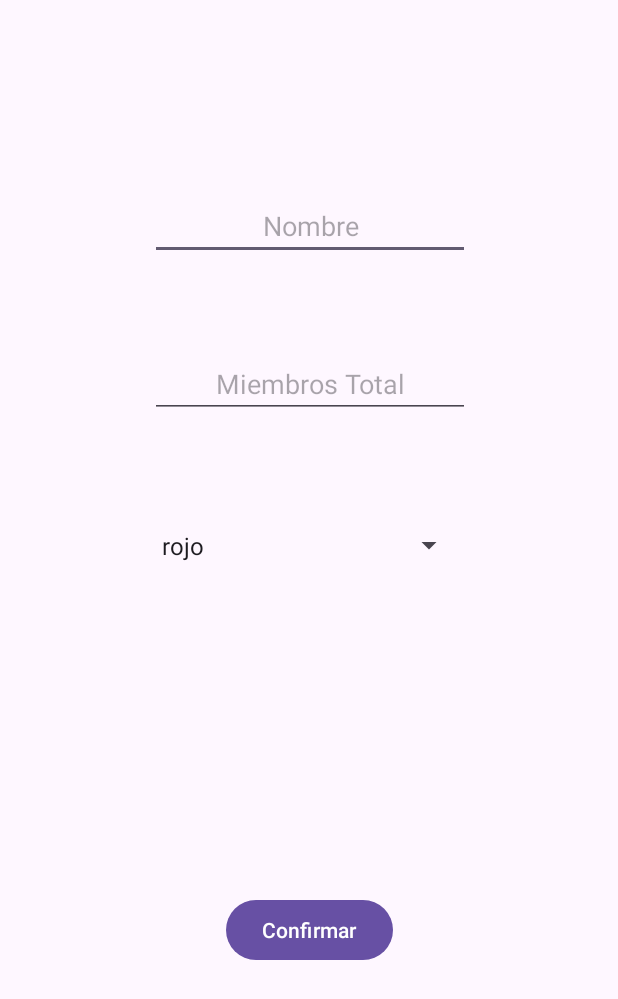
After one commit to WINDOWEXPRESS/ASPracticas, an Android app: the CrearMonstruo screen opened directly, with no data from a screen before it, on a phone screen of 412 x 824 dp. The commit adds this screen. Shown: the top 999 px of the screen. Run offline under Robolectric (Android 15) with nearby library versions, the phone set to English and light mode, and no system bars.

Commit message:
"Falta cosa en METALSLUG4 y monstruo en casa"

```diff
--- /dev/null
+++ b/app/src/main/java/com/example/aspracticas/ut03/u3e8/CrearMonstruo.java
@@ -0,0 +1,41 @@
+package com.example.aspracticas.ut03.u3e8;
+
+import androidx.appcompat.app.AppCompatActivity;
+
+import android.content.Intent;
+import android.os.Bundle;
+import android.widget.Button;
+import android.widget.EditText;
+import android.widget.Spinner;
+
+import com.example.aspracticas.R;
+
+public class CrearMonstruo extends AppCompatActivity {
+    public static final String CLAVE_SERIALIZABLE = "DASDASDASDq";
+    EditText nombre, numeroMiebros;
+    Spinner color;
+    Button confirmar;
+
+    @Override
+    protected void onCreate(Bundle savedInstanceState) {
+        super.onCreate(savedInstanceState);
+        setContentView(R.layout.u3a8_crear_monstruo);
+
+        nombre = findViewById(R.id.u3a8_eText_Nombre);
+        color = findViewById(R.id.u3a8_spn_color);
+        numeroMiebros = findViewById(R.id.u3a8_eText_Miembros);
+
+        confirmar = findViewById(R.id.u3a8_bt_Confirmar);
+
+        confirmar.setOnClickListener(v -> {
+            if(!nombre.getText().toString().isEmpty() &&
+            !numeroMiebros.getText().toString().isEmpty() && !color.getSelectedItem().toString().isEmpty()){
+                Monstruo monstruo = new Monstruo(nombre.getText().toString(),
+                        Integer.parseInt(numeroMiebros.getText().toString()), color.getSelectedItem().toString());
+                Intent datos = new Intent(this, DibujarMonstruo.class);
+                datos.putExtra(CLAVE_SERIALIZABLE, monstruo);
+                startActivity(datos);
+            }
+        });
+    }
+}
--- /dev/null
+++ b/app/src/main/res/layout/u3a8_crear_monstruo.xml
@@ -0,0 +1,57 @@
+<?xml version="1.0" encoding="utf-8"?>
+<androidx.constraintlayout.widget.ConstraintLayout xmlns:android="http://schemas.android.com/apk/res/android"
+    xmlns:app="http://schemas.android.com/apk/res-auto"
+    xmlns:tools="http://schemas.android.com/tools"
+    android:layout_width="match_parent"
+    android:layout_height="match_parent"
+    tools:context=".ut03.u3e8.CrearMonstruo">
+
+    <EditText
+        android:id="@+id/u3a8_eText_Nombre"
+        android:layout_width="wrap_content"
+        android:layout_height="wrap_content"
+        android:layout_marginTop="128dp"
+        android:ems="10"
+        android:hint="Nombre"
+        android:inputType="text"
+        android:textAlignment="center"
+        app:layout_constraintEnd_toEndOf="parent"
+        app:layout_constraintHorizontal_bias="0.502"
+        app:layout_constraintStart_toStartOf="parent"
+        app:layout_constraintTop_toTopOf="parent" />
+
+    <EditText
+        android:id="@+id/u3a8_eText_Miembros"
+        android:layout_width="wrap_content"
+        android:layout_height="wrap_content"
+        android:layout_marginTop="60dp"
+        android:ems="10"
+        android:hint="Miembros Total"
+        android:inputType="number"
+        android:textAlignment="center"
+        app:layout_constraintEnd_toEndOf="@+id/u3a8_eText_Nombre"
+        app:layout_constraintHorizontal_bias="0.0"
+        app:layout_constraintStart_toStartOf="@+id/u3a8_eText_Nombre"
+        app:layout_constraintTop_toBottomOf="@+id/u3a8_eText_Nombre" />
+
+    <Button
+        android:id="@+id/u3a8_bt_Confirmar"
+        android:layout_width="wrap_content"
+        android:layout_height="wrap_content"
+        android:layout_marginBottom="180dp"
+        android:text="@string/btConfirmar"
+        app:layout_constraintBottom_toBottomOf="parent"
+        app:layout_constraintEnd_toEndOf="parent"
+        app:layout_constraintStart_toStartOf="parent" />
+
+    <Spinner
+        android:id="@+id/u3a8_spn_color"
+        android:layout_width="210dp"
+        android:layout_height="50dp"
+        android:layout_marginTop="60dp"
+        android:entries="@array/lista_de_colores"
+        app:layout_constraintEnd_toEndOf="@+id/u3a8_eText_Miembros"
+        app:layout_constraintHorizontal_bias="0.0"
+        app:layout_constraintStart_toStartOf="@+id/u3a8_eText_Miembros"
+        app:layout_constraintTop_toBottomOf="@+id/u3a8_eText_Miembros" />
+</androidx.constraintlayout.widget.ConstraintLayout>
--- /dev/null
+++ b/app/src/main/res/values/colors_spinner.xml
@@ -0,0 +1,17 @@
+<?xml version="1.0" encoding="utf-8"?>
+<resources>
+
+    <string-array name="lista_de_colores">
+        <item>rojo</item>
+        <item>verde</item>
+        <item>azul</item>
+        <item>amarillo</item>
+        <item>magenta</item>
+        <item>cian</item>
+        <item>purpura</item>
+        <item>naranja</item>
+        <item>verde_oscuro</item>
+        <item>azul_oscuro</item>
+        <!-- Puedes añadir más colores según tus preferencias -->
+    </string-array>
+</resources>
```
Also changed, not shown: app/src/main/AndroidManifest.xml (+13 -2 lines), app/src/main/java/com/example/aspracticas/ut03/u3e7/PerfilArmas.java (+3 -8 lines), app/src/main/java/com/example/aspracticas/ut03/u3e7/PerfilPersonajes.java (+12 -13 lines), app/src/main/java/com/example/aspracticas/ut03/u3e7/SelectorPersonajes.java (+17 -10 lines), app/src/main/java/com/example/aspracticas/ut03/u3e8/DibujarMonstruo.java (added, +31 -0 lines), app/src/main/java/com/example/aspracticas/ut03/u3e8/Monstruo.java (added, +61 -0 lines), app/src/main/res/layout/u3a7_selector_personajes.xml (+6 -6 lines), app/src/main/res/layout/u3a8_dibujar_monstruo.xml (added, +20 -0 lines), app/src/main/res/values/colors.xml (+10 -1 lines), app/src/main/res/drawable/bloquear.png (added), app/src/main/res/drawable/tortuga.png (added).
